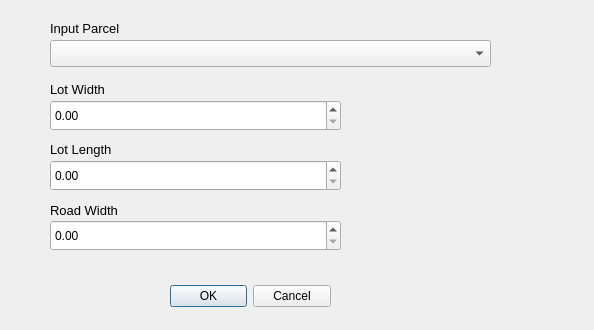
First picture: the form in subdivision_dialog_base.ui, repository armani2404/Subdivision, before the edit.
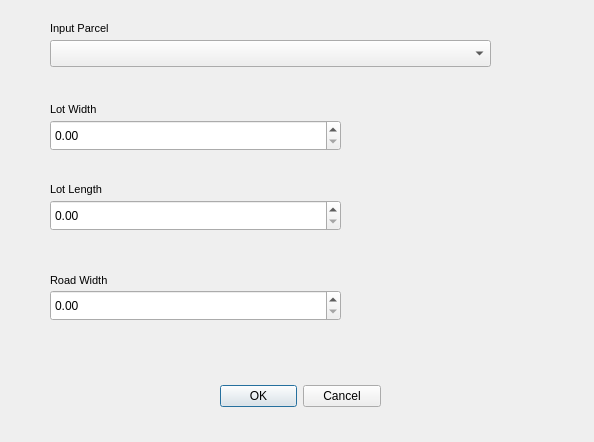
Second picture: the form after the edit. Custom widgets are drawn as their Qt base class.

Diff of the .ui file:
```diff
--- a/subdivision_dialog_base.ui
+++ b/subdivision_dialog_base.ui
@@ -7,7 +7,7 @@
     <x>0</x>
     <y>0</y>
     <width>594</width>
-    <height>330</height>
+    <height>442</height>
    </rect>
   </property>
   <property name="windowTitle">
@@ -16,8 +16,8 @@
   <widget class="QDialogButtonBox" name="button_box">
    <property name="geometry">
     <rect>
-     <x>170</x>
-     <y>280</y>
+     <x>220</x>
+     <y>380</y>
      <width>161</width>
      <height>32</height>
     </rect>
@@ -40,7 +40,7 @@
    </property>
    <property name="font">
     <font>
-     <pointsize>10</pointsize>
+     <pointsize>8</pointsize>
     </font>
    </property>
    <property name="text">
@@ -51,14 +51,14 @@
    <property name="geometry">
     <rect>
      <x>50</x>
-     <y>80</y>
+     <y>100</y>
      <width>121</width>
      <height>18</height>
     </rect>
    </property>
    <property name="font">
     <font>
-     <pointsize>10</pointsize>
+     <pointsize>8</pointsize>
     </font>
    </property>
    <property name="text">
@@ -69,7 +69,7 @@
    <property name="geometry">
     <rect>
      <x>50</x>
-     <y>100</y>
+     <y>120</y>
      <width>291</width>
      <height>31</height>
     </rect>
@@ -79,14 +79,14 @@
    <property name="geometry">
     <rect>
      <x>50</x>
-     <y>140</y>
+     <y>180</y>
      <width>101</width>
      <height>18</height>
     </rect>
    </property>
    <property name="font">
     <font>
-     <pointsize>10</pointsize>
+     <pointsize>8</pointsize>
     </font>
    </property>
    <property name="text">
@@ -100,7 +100,7 @@
    <property name="geometry">
     <rect>
      <x>50</x>
-     <y>160</y>
+     <y>200</y>
      <width>291</width>
      <height>31</height>
     </rect>
@@ -120,14 +120,14 @@
    <property name="geometry">
     <rect>
      <x>50</x>
-     <y>200</y>
+     <y>270</y>
      <width>141</width>
      <height>21</height>
     </rect>
    </property>
    <property name="font">
     <font>
-     <pointsize>10</pointsize>
+     <pointsize>8</pointsize>
     </font>
    </property>
    <property name="text">
@@ -141,7 +141,7 @@
    <property name="geometry">
     <rect>
      <x>50</x>
-     <y>220</y>
+     <y>290</y>
      <width>291</width>
      <height>31</height>
     </rect>
```
